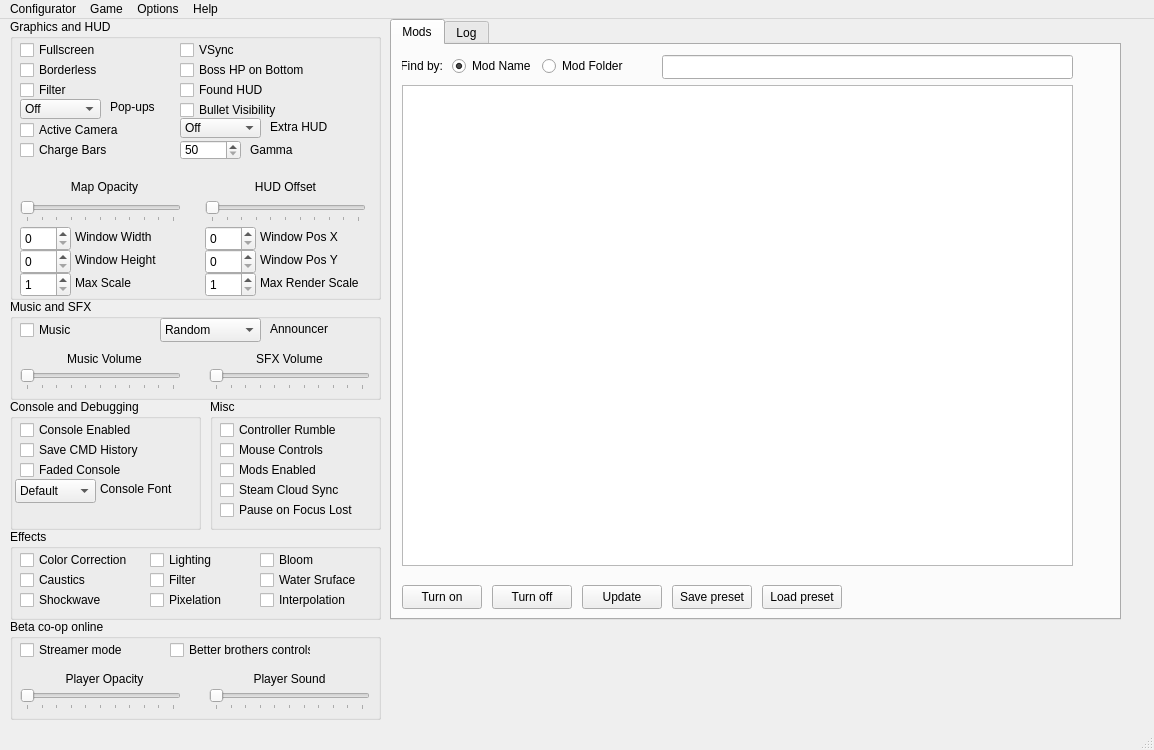
Above: mainwindow.ui from BrakeDude/IsaacConfigurator before the change. Below: the same form after it.
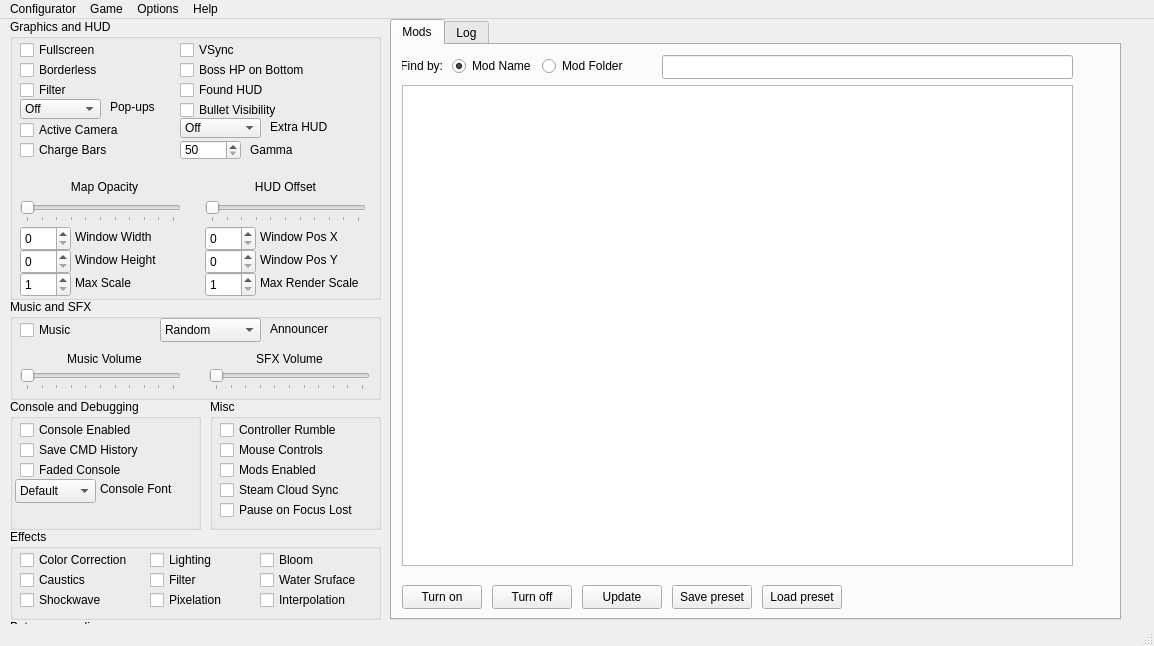
That is the form after the change. Icons and pictures are not drawn.

Commit message: Hiding Online beta settings

The edit to the form file:
```diff
--- a/mainwindow.ui
+++ b/mainwindow.ui
@@ -7,13 +7,13 @@
     <x>0</x>
     <y>0</y>
     <width>1154</width>
-    <height>750</height>
+    <height>646</height>
    </rect>
   </property>
   <property name="minimumSize">
    <size>
     <width>1154</width>
-    <height>750</height>
+    <height>646</height>
    </size>
   </property>
   <property name="windowTitle">
```
The commit also changes 1 other file.
